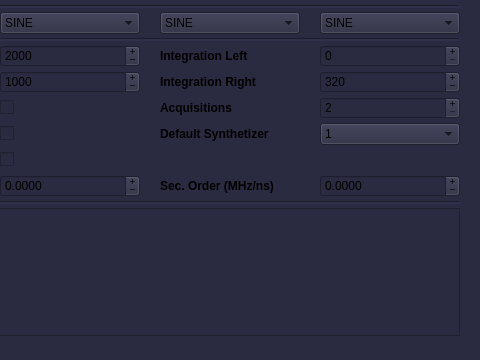
Qt form atomize/control_center/gui/awg_phasing_main_window.ui (Anatoly1010/Atomize_ITC) before a commit; both pictures show x 870 to 1350 and y 305 to 665 of the 1350 by 665 pixel window.
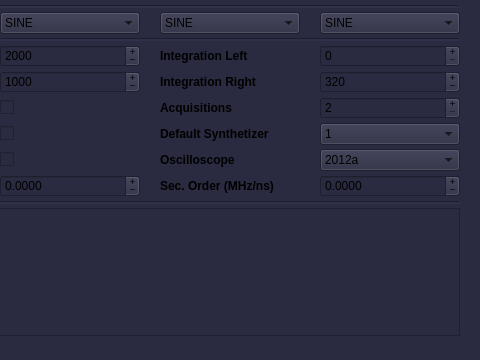
The same form after that commit.

The edit to the form file:
```diff
--- a/atomize/control_center/gui/awg_phasing_main_window.ui
+++ b/atomize/control_center/gui/awg_phasing_main_window.ui
@@ -2667,6 +2667,33 @@
         </property>
        </widget>
       </item>
+      <item row="23" column="6">
+       <widget class="QLabel" name="label_31">
+        <property name="font">
+         <font>
+          <weight>75</weight>
+          <bold>true</bold>
+         </font>
+        </property>
+        <property name="text">
+         <string>Oscilloscope</string>
+        </property>
+       </widget>
+      </item>
+      <item row="23" column="7">
+       <widget class="QComboBox" name="Combo_osc">
+        <item>
+         <property name="text">
+          <string>2012a</string>
+         </property>
+        </item>
+        <item>
+         <property name="text">
+          <string>3034t</string>
+         </property>
+        </item>
+       </widget>
+      </item>
      </layout>
     </item>
    </layout>
```
